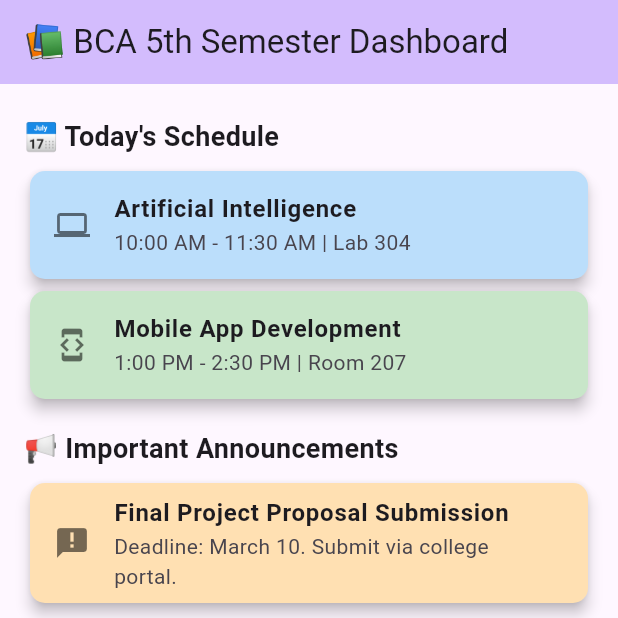
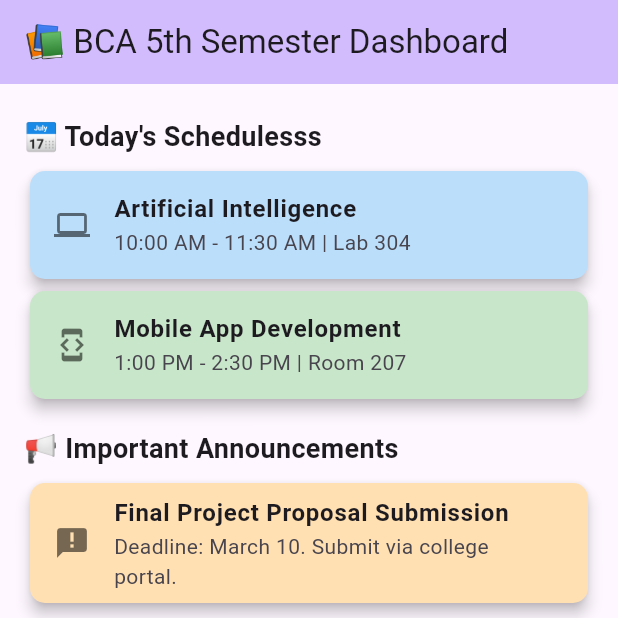
Before and after one commit to Ambikadulal/reliance_college_app, a Flutter app: the screen it shows after launch, on a phone screen of 412 x 824 dp, the top half of it. Run offline on Flutter 3.47's test engine with Material 3 defaults, Android fonts, the phone set to English and light mode, and no system bars.

Commit message:
ui fixes

```diff
--- a/lib/pages/screens/dashboard.dart
+++ b/lib/pages/screens/dashboard.dart
@@ -11,7 +11,7 @@ class StudentDashboard extends StatelessWidget {
         crossAxisAlignment: CrossAxisAlignment.start,
         children: [
           // Section: Today's Schedule
-          _sectionTitle("📅 Today's Schedule"),
+          _sectionTitle("📅 Today's Schedulesss"),
           _buildCard(
             icon: Icons.computer,
             title: "Artificial Intelligence",
```
